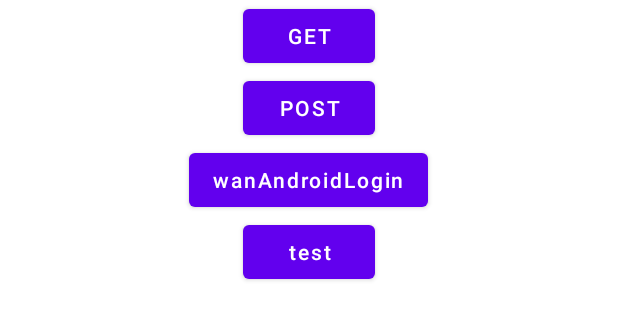
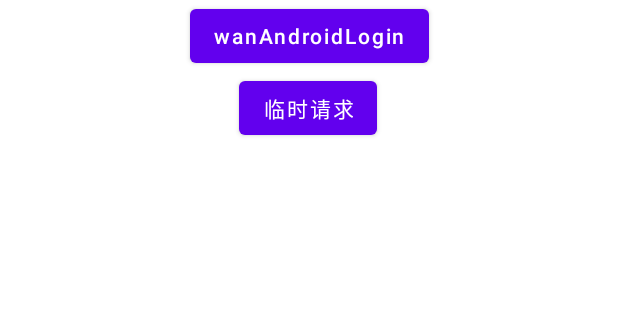
Before and after one commit to Fujimiya-Asuka/AndroidOpenSourcelibraryStudy, an Android app: the layout activity_retrofit.xml on its own in the app's theme, with its tools: preview values and no code run, on a phone screen of 412 x 824 dp. Shown: the top 320 px of the screen. Run offline under Robolectric (Android 15) with nearby library versions, the phone set to English and light mode, and no system bars.

```diff
--- a/XHttp/src/main/java/com/asuka/http/Interceptor/MyInterceptor.kt
+++ b/XHttp/src/main/java/com/asuka/http/Interceptor/MyInterceptor.kt
@@ -10,7 +10,7 @@ class MyInterceptor:Interceptor {
     override fun intercept(chain: Interceptor.Chain?): Response {
 
         //发送请求前置处理
-        var request = chain!!.request().newBuilder()
+        val request = chain!!.request().newBuilder()
             .addHeader("os", "android")
             .addHeader("version", "1.0.0")
             .build()
--- a/XHttp/src/main/java/com/asuka/http/request/CustomRequest.kt
+++ b/XHttp/src/main/java/com/asuka/http/request/CustomRequest.kt
@@ -5,9 +5,9 @@ import retrofit2.create
 
 class CustomRequest:BaseRequest<CustomRequest>(){
 
-
     fun <T> create(service:Class<T>):T{
         return mRetrofit.create(service)
     }
 
+
 }
--- a/XHttp/src/main/java/com/asuka/http/response/DialogResponse.kt
+++ b/XHttp/src/main/java/com/asuka/http/response/DialogResponse.kt
@@ -2,8 +2,11 @@ package com.asuka.http.response
 
 
 import android.content.Context
+import android.util.Log
 import com.asuka.androidopensourcelibrarystudydemo.view.widget.ProgressDialog
 import io.reactivex.disposables.Disposable
+import java.net.UnknownHostException
+
 abstract class DialogResponse<T>(
     private val mContext: Context
 ): BaseResponse<T>() {
--- a/app/src/main/java/com/asuka/androidopensourcelibrarystudydemo/view/activity/BaseActivity.kt
+++ b/app/src/main/java/com/asuka/androidopensourcelibrarystudydemo/view/activity/BaseActivity.kt
@@ -10,8 +10,8 @@ abstract class BaseActivity<T:ViewBinding>:AppCompatActivity() {
     private var _binding:T?=null
     val binding get() = _binding!!
 
-    override fun onCreate(savedInstanceState: Bundle?, persistentState: PersistableBundle?) {
-        super.onCreate(savedInstanceState, persistentState)
+    override fun onCreate(savedInstanceState: Bundle?) {
+        super.onCreate(savedInstanceState)
         _binding=initViewBinding()
         setContentView(binding.root)
         initView()
--- a/app/src/main/java/com/asuka/androidopensourcelibrarystudydemo/view/activity/OkHttpActivity.kt
+++ b/app/src/main/java/com/asuka/androidopensourcelibrarystudydemo/view/activity/OkHttpActivity.kt
@@ -1,7 +1,6 @@
 package com.asuka.androidopensourcelibrarystudydemo.view.activity
 
 import android.os.Bundle
-import android.view.View
 import androidx.appcompat.app.AppCompatActivity
 import com.asuka.androidopensourcelibrarystudydemo.databinding.ActivityOkHttpBinding
 import com.asuka.androidopensourcelibrarystudydemo.presenter.OkHttpActivityPresenter
--- a/app/src/main/res/layout/activity_retrofit.xml
+++ b/app/src/main/res/layout/activity_retrofit.xml
@@ -1,5 +1,5 @@
 <?xml version="1.0" encoding="utf-8"?>
-<RelativeLayout xmlns:android="http://schemas.android.com/apk/res/android"
+<androidx.constraintlayout.widget.ConstraintLayout xmlns:android="http://schemas.android.com/apk/res/android"
     xmlns:app="http://schemas.android.com/apk/res-auto"
     xmlns:tools="http://schemas.android.com/tools"
     android:layout_width="match_parent"
@@ -7,38 +7,24 @@
     tools:context=".view.activity.RetrofitActivity">
 
     <Button
-        android:id="@+id/get_btn"
-        android:layout_width="wrap_content"
-        android:layout_height="wrap_content"
-        android:layout_centerHorizontal="true"
-        android:text="get" />
-
-    <Button
-        android:id="@+id/post_btn"
-        android:layout_width="wrap_content"
-        android:layout_height="wrap_content"
-        android:layout_centerHorizontal="true"
-        android:text="post"
-        android:layout_below="@id/get_btn"/>
-
-    <Button
         android:id="@+id/postWan_btn"
         android:layout_width="wrap_content"
         android:layout_height="wrap_content"
-        android:layout_below="@id/post_btn"
-        android:layout_centerHorizontal="true"
         android:text="wanAndroidLogin"
-        android:textAllCaps="false" />
+        android:textAllCaps="false"
+        app:layout_constraintEnd_toEndOf="parent"
+        app:layout_constraintStart_toStartOf="parent"
+        app:layout_constraintTop_toTopOf="parent" />
 
     <Button
-        android:id="@+id/test_btn"
+        android:id="@+id/temporaryReqBtn"
         android:layout_width="wrap_content"
         android:layout_height="wrap_content"
-        android:layout_below="@id/postWan_btn"
-        android:layout_centerHorizontal="true"
-        android:text="test"
-        android:textAllCaps="false" />
+        android:text="临时请求"
+        app:layout_constraintEnd_toEndOf="parent"
+        app:layout_constraintHorizontal_bias="0.498"
+        app:layout_constraintStart_toStartOf="parent"
+        app:layout_constraintTop_toBottomOf="@+id/postWan_btn" />
 
 
-
-</RelativeLayout>
+</androidx.constraintlayout.widget.ConstraintLayout>
```
Also changed, not shown: XHttp/src/main/java/com/asuka/http/RXHttp.kt (+26 -35 lines), XHttp/src/main/java/com/asuka/http/request/BaseRequest.kt (+16 -2 lines), app/src/main/java/com/asuka/androidopensourcelibrarystudydemo/modle/api/HttpBinApi.kt (added, +11 -0 lines), app/src/main/java/com/asuka/androidopensourcelibrarystudydemo/view/activity/CameraViewActivity.java (deleted, +0 -202 lines), app/src/main/java/com/asuka/androidopensourcelibrarystudydemo/view/activity/CameraViewActivity.kt (added, +193 -0 lines), app/src/main/java/com/asuka/androidopensourcelibrarystudydemo/view/activity/RetrofitActivity.kt (+33 -9 lines), app/src/main/res/layout/fragment_a.xml (+10 -0 lines).
